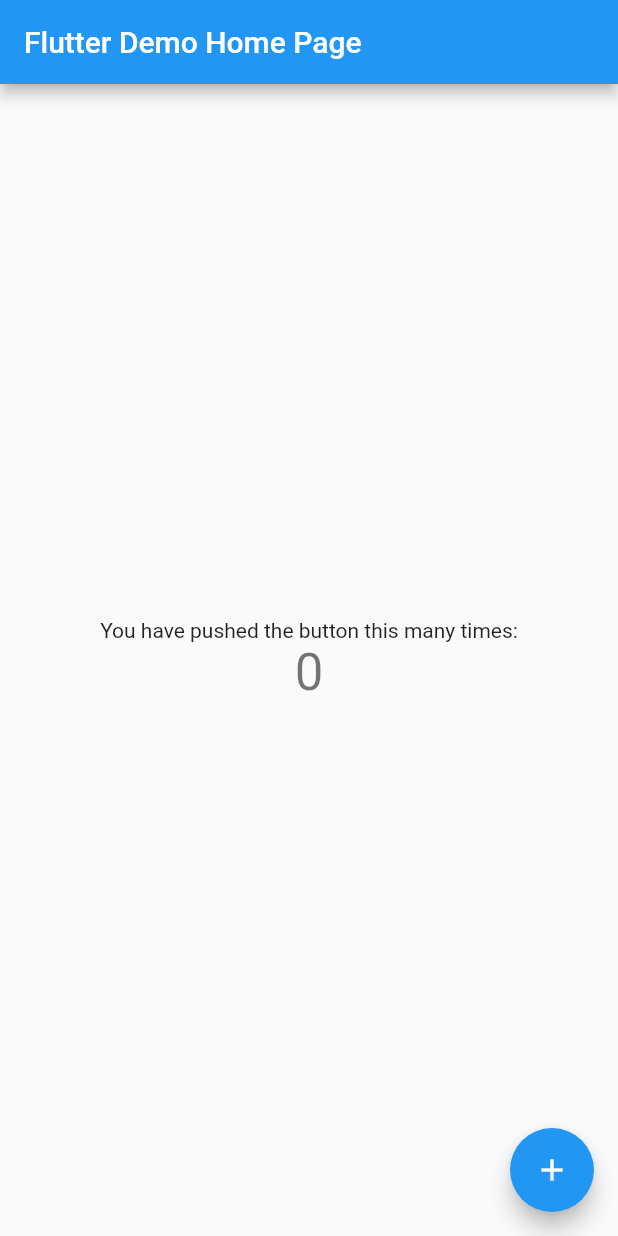
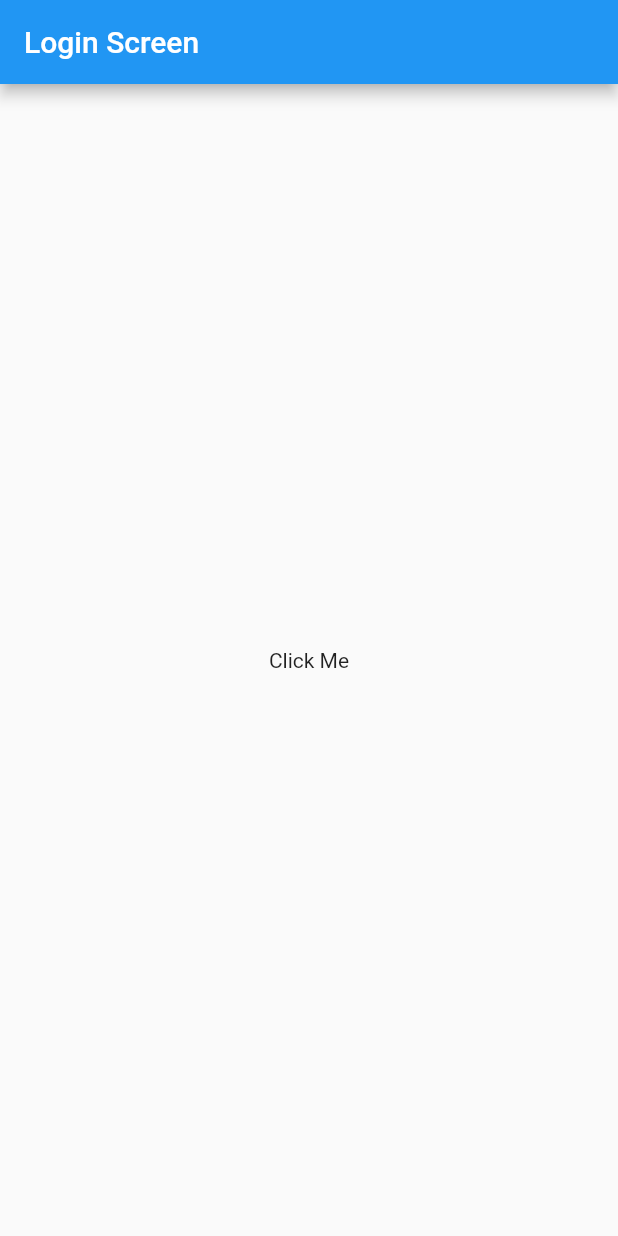
Before and after one commit to FahadMehboob/mvvm, a Flutter app: the screen it shows after launch, on a phone screen of 412 x 824 dp. Run offline on Flutter 3.47's test engine with Material 2 defaults, Android fonts, the phone set to English and light mode, and no system bars.

Commit message:
Named Routes with mvvm And update sdk 21 for toast package

```diff
--- a/lib/data/network/network_api_service.dart
+++ b/lib/data/network/network_api_service.dart
@@ -1,6 +1,5 @@
 import 'dart:convert';
 import 'dart:io';
-
 import 'package:http/http.dart';
 import 'package:mvvm/data/app_exceptions.dart';
 import 'package:mvvm/data/network/base_api_services.dart';
@@ -26,6 +25,7 @@ class NetworkApiService extends BaseApiServices {
     try {
       Response response = await post(Uri.parse(url), body: data)
           .timeout(const Duration(seconds: 10));
+      responseJson = returnResponse(response);
     } on SocketException {
       throw FetchDataException('No Internet Connection');
     }
--- a/lib/main.dart
+++ b/lib/main.dart
@@ -1,4 +1,7 @@
 import 'package:flutter/material.dart';
+import 'package:mvvm/utils/routes/routes.dart';
+import 'package:mvvm/utils/routes/routes_name.dart';
+import 'package:mvvm/view/login_screen.dart';
 
 void main() {
   runApp(const MyApp());
@@ -13,103 +16,10 @@ class MyApp extends StatelessWidget {
     return MaterialApp(
       title: 'Flutter Demo',
       theme: ThemeData(
-        // This is the theme of your application.
-        //
-        // Try running your application with "flutter run". You'll see the
-        // application has a blue toolbar. Then, without quitting the app, try
-        // changing the primarySwatch below to Colors.green and then invoke
-        // "hot reload" (press "r" in the console where you ran "flutter run",
-        // or simply save your changes to "hot reload" in a Flutter IDE).
-        // Notice that the counter didn't reset back to zero; the application
-        // is not restarted.
         primarySwatch: Colors.blue,
       ),
-      home: const MyHomePage(title: 'Flutter Demo Home Page'),
+      initialRoute: RoutesName.login,
+      onGenerateRoute: Routes.generateRoute,
     );
   }
 }
-
-class MyHomePage extends StatefulWidget {
-  const MyHomePage({super.key, required this.title});
-
-  // This widget is the home page of your application. It is stateful, meaning
-  // that it has a State object (defined below) that contains fields that affect
-  // how it looks.
-
-  // This class is the configuration for the state. It holds the values (in this
-  // case the title) provided by the parent (in this case the App widget) and
-  // used by the build method of the State. Fields in a Widget subclass are
-  // always marked "final".
-
-  final String title;
-
-  @override
-  State<MyHomePage> createState() => _MyHomePageState();
-}
-
-class _MyHomePageState extends State<MyHomePage> {
-  int _counter = 0;
-
-  void _incrementCounter() {
-    setState(() {
-      // This call to setState tells the Flutter framework that something has
-      // changed in this State, which causes it to rerun the build method below
-      // so that the display can reflect the updated values. If we changed
-      // _counter without calling setState(), then the build method would not be
-      // called again, and so nothing would appear to happen.
-      _counter++;
-    });
-  }
-
-  @override
-  Widget build(BuildContext context) {
-    // This method is rerun every time setState is called, for instance as done
-    // by the _incrementCounter method above.
-    //
-    // The Flutter framework has been optimized to make rerunning build methods
-    // fast, so that you can just rebuild anything that needs updating rather
-    // than having to individually change instances of widgets.
-    return Scaffold(
-      appBar: AppBar(
-        // Here we take the value from the MyHomePage object that was created by
-        // the App.build method, and use it to set our appbar title.
-        title: Text(widget.title),
-      ),
-      body: Center(
-        // Center is a layout widget. It takes a single child and positions it
-        // in the middle of the parent.
-        child: Column(
-          // Column is also a layout widget. It takes a list of children and
-          // arranges them vertically. By default, it sizes itself to fit its
-          // children horizontally, and tries to be as tall as its parent.
-          //
-          // Invoke "debug painting" (press "p" in the console, choose the
-          // "Toggle Debug Paint" action from the Flutter Inspector in Android
-          // Studio, or the "Toggle Debug Paint" command in Visual Studio Code)
-          // to see the wireframe for each widget.
-          //
-          // Column has various properties to control how it sizes itself and
-          // how it positions its children. Here we use mainAxisAlignment to
-          // center the children vertically; the main axis here is the vertical
-          // axis because Columns are vertical (the cross axis would be
-          // horizontal).
-          mainAxisAlignment: MainAxisAlignment.center,
-          children: <Widget>[
-            const Text(
-              'You have pushed the button this many times:',
-            ),
-            Text(
-              '$_counter',
-              style: Theme.of(context).textTheme.headlineMedium,
-            ),
-          ],
-        ),
-      ),
-      floatingActionButton: FloatingActionButton(
-        onPressed: _incrementCounter,
-        tooltip: 'Increment',
-        child: const Icon(Icons.add),
-      ), // This trailing comma makes auto-formatting nicer for build methods.
-    );
-  }
-}
--- /dev/null
+++ b/lib/utils/routes/routes.dart
@@ -0,0 +1,25 @@
+import 'package:flutter/material.dart';
+import 'package:mvvm/utils/routes/routes_name.dart';
+import 'package:mvvm/view/home_screen.dart';
+import 'package:mvvm/view/login_screen.dart';
+
+class Routes {
+  static Route<dynamic> generateRoute(RouteSettings settings) {
+    switch (settings.name) {
+      case RoutesName.home:
+        return MaterialPageRoute(
+          builder: (BuildContext context) => const HomeScreen(),
+        );
+      case RoutesName.login:
+        return MaterialPageRoute(
+          builder: (BuildContext context) => const LoginScreen(),
+        );
+      default:
+        return MaterialPageRoute(builder: (_) {
+          return const Scaffold(
+            body: Center(child: Text("No Route Defined")),
+          );
+        });
+    }
+  }
+}
--- /dev/null
+++ b/lib/utils/routes/routes_name.dart
@@ -0,0 +1,6 @@
+class RoutesName {
+  static const String login = 'login_screen';
+
+  // HomeScreen Routes
+  static const String home = 'home_screen';
+}
--- /dev/null
+++ b/lib/view/home_screen.dart
@@ -0,0 +1,22 @@
+import 'package:flutter/material.dart';
+
+class HomeScreen extends StatefulWidget {
+  const HomeScreen({super.key});
+
+  @override
+  State<HomeScreen> createState() => _HomeScreenState();
+}
+
+class _HomeScreenState extends State<HomeScreen> {
+  @override
+  Widget build(BuildContext context) {
+    return Scaffold(
+      appBar: AppBar(
+        title: const Text("Home Screen"),
+      ),
+      body: Column(
+        children: [],
+      ),
+    );
+  }
+}
--- /dev/null
+++ b/lib/view/login_screen.dart
@@ -0,0 +1,33 @@
+import 'package:flutter/material.dart';
+import 'package:mvvm/utils/routes/routes_name.dart';
+import 'package:mvvm/view/home_screen.dart';
+
+class LoginScreen extends StatefulWidget {
+  const LoginScreen({super.key});
+
+  @override
+  State<LoginScreen> createState() => _LoginScreenState();
+}
+
+class _LoginScreenState extends State<LoginScreen> {
+  @override
+  Widget build(BuildContext context) {
+    return Scaffold(
+      appBar: AppBar(
+        title: const Text("Login Screen"),
+      ),
+      body: Column(
+        mainAxisAlignment: MainAxisAlignment.center,
+        crossAxisAlignment: CrossAxisAlignment.center,
+        children: [
+          Center(
+              child: InkWell(
+                  onTap: () {
+                    Navigator.pushNamed(context, RoutesName.home);
+                  },
+                  child: const Text("Click Me"))),
+        ],
+      ),
+    );
+  }
+}
--- a/pubspec.yaml
+++ b/pubspec.yaml
@@ -35,7 +35,7 @@ dependencies:
   # The following adds the Cupertino Icons font to your application.
   # Use with the CupertinoIcons class for iOS style icons.
   cupertino_icons: ^1.0.2
-  fluttertoast: ^8.2.4
+  fluttertoast:
   http:
   another_flushbar: ^1.12.30
   provider: ^6.1.1
```
Also changed, not shown: 1 other file.
